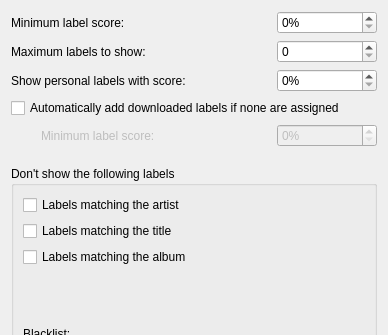
First picture: the form in src/context/applets/labels/labelsSettings.ui, repository KDE/amarok, before the edit; both pictures show x 0 to 388 and y 0 to 335 of the 388 by 615 pixel window.
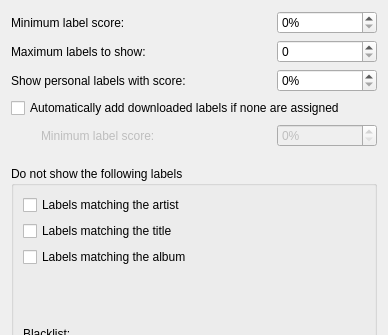
Second picture: the form after the edit. Custom widgets are drawn as their Qt base class.

Commit message: labels applet: Re-fix some strings I accidentally overwrote

What changed in the file:
```diff
--- a/src/context/applets/labels/labelsSettings.ui
+++ b/src/context/applets/labels/labelsSettings.ui
@@ -213,7 +213,7 @@
    <item>
     <widget class="QGroupBox" name="groupBox">
      <property name="title">
-      <string>Don't show the following labels</string>
+      <string>Do not show the following labels</string>
      </property>
      <layout class="QVBoxLayout" name="verticalLayout">
       <item>
```
Left out of the diff: 4 changed lines with no effect on the pictures.
